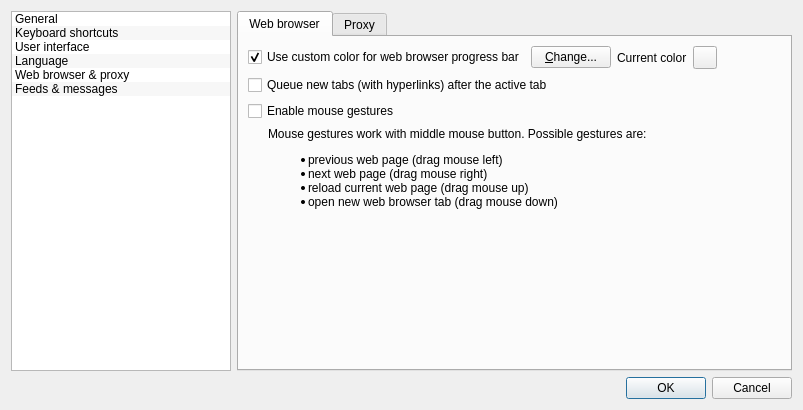
Old version of the form src/gui/formsettings.ui in the repository martinrotter/rssguard.
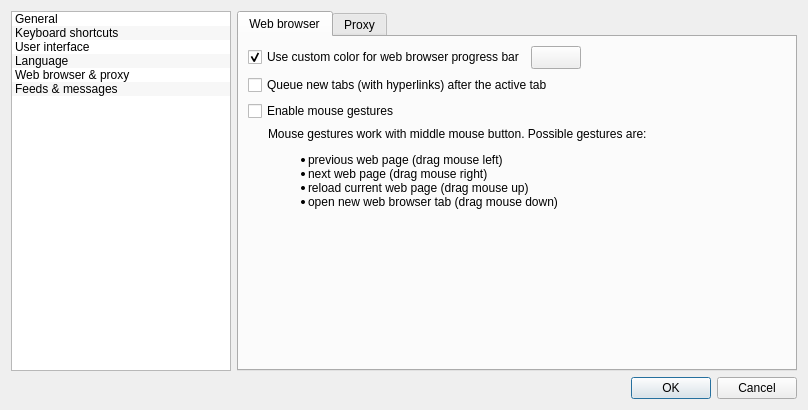
New version of the form. Custom widgets are drawn as their Qt base class.

Patch:
```diff
--- a/src/gui/formsettings.ui
+++ b/src/gui/formsettings.ui
@@ -6,7 +6,7 @@
    <rect>
     <x>0</x>
     <y>0</y>
-    <width>803</width>
+    <width>808</width>
     <height>410</height>
    </rect>
   </property>
@@ -436,28 +436,14 @@
                </property>
               </widget>
              </item>
-             <item>
-              <widget class="QPushButton" name="m_btnBrowserProgressColor">
-               <property name="sizePolicy">
-                <sizepolicy hsizetype="Minimum" vsizetype="Fixed">
-                 <horstretch>0</horstretch>
-                 <verstretch>0</verstretch>
-                </sizepolicy>
-               </property>
-               <property name="text">
-                <string>&amp;Change...</string>
-               </property>
-              </widget>
-             </item>
-             <item>
-              <widget class="QLabel" name="label_2">
-               <property name="text">
-                <string>Current color</string>
-               </property>
-              </widget>
-             </item>
              <item>
               <widget class="QToolButton" name="m_btnWebBrowserColorSample">
+               <property name="minimumSize">
+                <size>
+                 <width>50</width>
+                 <height>0</height>
+                </size>
+               </property>
                <property name="autoFillBackground">
                 <bool>true</bool>
                </property>
```
Left out of the diff: 24 changed lines with no effect on the pictures.
